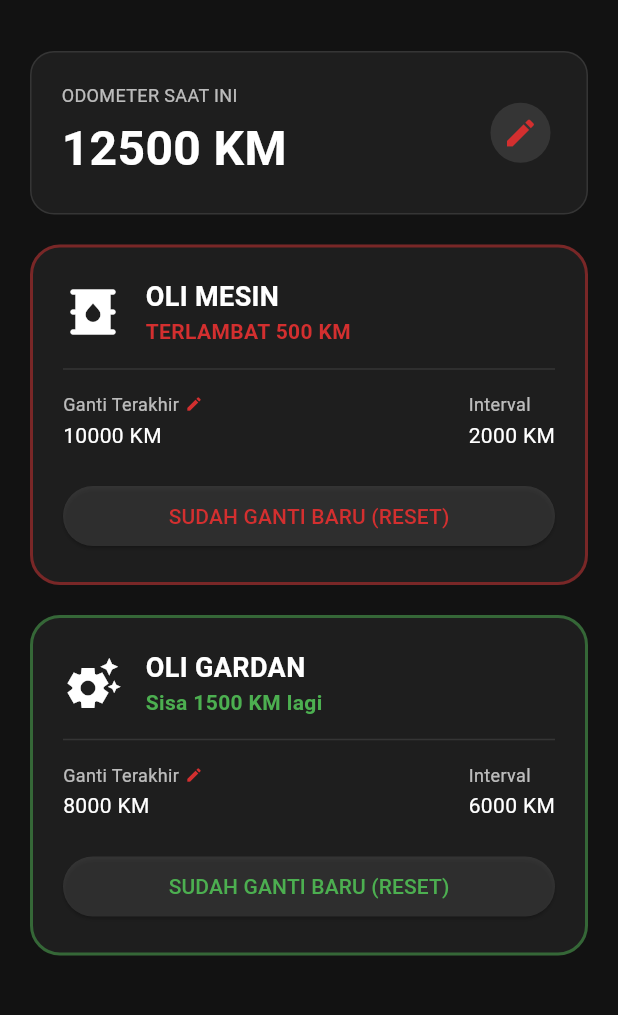
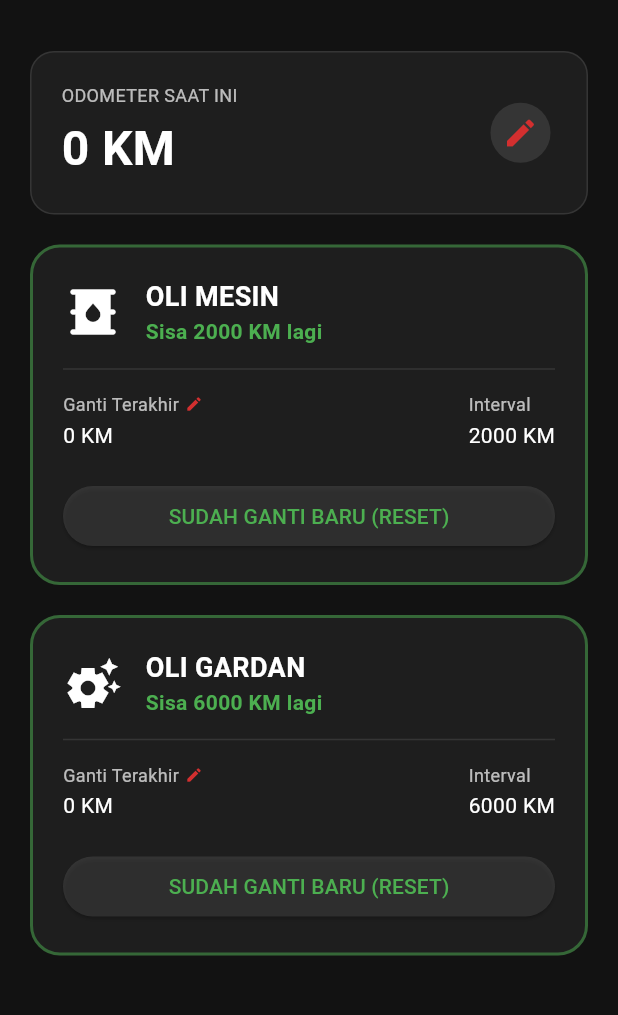
Before and after one commit to AndyAldy/oil_monitoring, a Flutter app: the screen it shows after launch, after a tap on "Cek Oli", on a phone screen of 412 x 824 dp, the part 63-1078 px from its top. Run offline on Flutter 3.47's test engine with Material 3 defaults, Android fonts, the phone set to English and light mode, and no system bars; our stand-ins replace cloud_firestore, firebase_core, shared_preferences; accounts and stored records are empty.

Commit message:
edited 90%

```diff
--- a/lib/main.dart
+++ b/lib/main.dart
@@ -1,14 +1,21 @@
 import 'package:flutter/material.dart';
-import 'package:shared_preferences/shared_preferences.dart'; // Tambahkan ini
+import 'package:firebase_core/firebase_core.dart'; // Wajib untuk Firebase
+import 'package:shared_preferences/shared_preferences.dart';
 import 'constants.dart';
 import 'screens/dashboard.dart';
 
-// 1. Buat Notifier Global (Bisa diakses dari mana saja)
+// Notifier Global untuk Tema
 final ValueNotifier<bool> isDarkModeNotifier = ValueNotifier(true);
 
 void main() async {
-  // 2. Cek settingan tersimpan SEBELUM aplikasi jalan
-  WidgetsFlutterBinding.ensureInitialized();
+  WidgetsFlutterBinding.ensureInitialized(); // Wajib ada sebelum akses native
+
+  try {
+    await Firebase.initializeApp(); // Inisialisasi koneksi ke Firebase
+  } catch (e) {
+    debugPrint("Gagal inisialisasi Firebase: $e");
+  }
+
   final prefs = await SharedPreferences.getInstance();
   isDarkModeNotifier.value = prefs.getBool('is_dark_mode') ?? true;
 
@@ -20,21 +27,15 @@ class OilMonitorApp extends StatelessWidget {
 
   @override
   Widget build(BuildContext context) {
-    // 3. Bungkus MaterialApp dengan ValueListenableBuilder
     return ValueListenableBuilder<bool>(
       valueListenable: isDarkModeNotifier,
       builder: (context, isDark, child) {
         return MaterialApp(
-          title: 'Aplikasi Monitor',
+          title: 'Monitoring Oli',
           debugShowCheckedModeBanner: false,
-
-          // Definisikan kedua tema
-          theme: roadSyncLightTheme, // Tema Terang
-          darkTheme: roadSyncTheme,  // Tema Gelap
-
-          // Tentukan tema berdasarkan nilai notifier
+          theme: roadSyncLightTheme,
+          darkTheme: roadSyncTheme,
           themeMode: isDark ? ThemeMode.dark : ThemeMode.light,
-
           home: const HomeScreen(),
         );
       },
--- a/lib/screens/oil_screen.dart
+++ b/lib/screens/oil_screen.dart
@@ -1,4 +1,5 @@
 import 'package:flutter/material.dart';
+import 'package:cloud_firestore/cloud_firestore.dart'; // Import Firestore
 import '../constants.dart';
 
 class OilScreen extends StatefulWidget {
@@ -11,35 +12,96 @@ class OilScreen extends StatefulWidget {
 class _OilScreenState extends State<OilScreen> {
   final TextEditingController _kmController = TextEditingController();
 
-  // --- DATA ODOMETER UTAMA ---
-  int _currentKm = 12500;
+  // Referensi Database
+  final CollectionReference _bikes = FirebaseFirestore.instance.collection('bikes');
+  final String _docId = 'my_motor'; // ID unik motor kamu
 
-  // --- DATA OLI MESIN ---
-  int _lastEngineOilChangeKm = 10000;
+  // Variable Lokal (Default Value)
+  int _currentKm = 0;
+  int _lastEngineOilChangeKm = 0;
   int _engineOilInterval = 2000;
-  bool _isEngineLocked = false; // Status kunci edit manual
+  bool _isEngineLocked = false;
 
-  // --- DATA OLI GARDAN ---
-  int _lastGearOilChangeKm = 8000;
+  int _lastGearOilChangeKm = 0;
   int _gearOilInterval = 6000;
-  bool _isGearLocked = false; // Status kunci edit manual
+  bool _isGearLocked = false;
+
+  bool _isLoading = true; // Indikator loading
+
+  @override
+  void initState() {
+    super.initState();
+    _loadDataFromFirebase();
+  }
+
+  // --- FUNGSI FIREBASE: LOAD DATA ---
+  Future<void> _loadDataFromFirebase() async {
+    try {
+      DocumentSnapshot doc = await _bikes.doc(_docId).get();
+
+      if (doc.exists) {
+        // Jika data ada di Firebase, ambil datanya
+        Map<String, dynamic> data = doc.data() as Map<String, dynamic>;
+        setState(() {
+          _currentKm = data['currentKm'] ?? 0;
+          _lastEngineOilChangeKm = data['lastEngineOilChangeKm'] ?? 0;
+          _lastGearOilChangeKm = data['lastGearOilChangeKm'] ?? 0;
+          _isEngineLocked = data['isEngineLocked'] ?? false;
+          _isGearLocked = data['isGearLocked'] ?? false;
+          _isLoading = false;
+        });
+      } else {
+        // Jika data belum ada (pengguna baru), buat data default
+        await _bikes.doc(_docId).set({
+          'currentKm': 0,
+          'lastEngineOilChangeKm': 0,
+          'lastGearOilChangeKm': 0,
+          'isEngineLocked': false,
+          'isGearLocked': false,
+        });
+        setState(() => _isLoading = false);
+      }
+    } catch (e) {
+      debugPrint("Error loading data: $e");
+      setState(() => _isLoading = false);
+    }
+  }
+
+  // --- FUNGSI FIREBASE: UPDATE DATA ---
+  Future<void> _updateFirebase(Map<String, dynamic> dataToUpdate) async {
+    try {
+      await _bikes.doc(_docId).update(dataToUpdate);
+    } catch (e) {
+      debugPrint("Gagal update ke Firebase: $e");
+      ScaffoldMessenger.of(context).showSnackBar(
+        const SnackBar(content: Text("Gagal menyimpan data ke internet")),
+      );
+    }
+  }
 
   // Getter Sisa Jarak
   int get _remainingEngineKm => (_lastEngineOilChangeKm + _engineOilInterval) - _currentKm;
   int get _remainingGearKm => (_lastGearOilChangeKm + _gearOilInterval) - _currentKm;
 
-  // 1. Fungsi Update Odometer (Harian)
-  void _updateOdometer() {
+  // Fungsi Update Odometer (Simpan ke Firebase)
+  void _updateOdometer() async {
     if (_kmController.text.isNotEmpty) {
+      int newKm = int.parse(_kmController.text);
+
+      // Update UI Lokal dulu biar cepat
       setState(() {
-        _currentKm = int.parse(_kmController.text);
+        _currentKm = newKm;
       });
+
+      // Simpan ke Firebase
+      await _updateFirebase({'currentKm': newKm});
+
       _kmController.clear();
-      Navigator.pop(context);
+      if (mounted) Navigator.pop(context);
     }
   }
 
-  // 2. Fungsi Reset Service (Dan Kunci Edit Manual)
+  // Fungsi Reset Service (Simpan ke Firebase)
   void _resetService(String type) {
     showDialog(
       context: context,
@@ -47,23 +109,37 @@ class _OilScreenState extends State<OilScreen> {
         backgroundColor: AppColors.surface,
         title: Text("Konfirmasi Ganti $type"),
         content: Text(
-          "Apakah Anda baru saja mengganti $type?\n\nData akan diupdate ke $_currentKm KM dan fitur edit manual akan dikunci untuk menjaga akurasi.",
+          "Apakah Anda baru saja mengganti $type?\n\nData akan diupdate ke $_currentKm KM.",
           style: const TextStyle(color: AppColors.textSecondary),
         ),
         actions: [
           TextButton(onPressed: () => Navigator.pop(context), child: const Text("Batal")),
           TextButton(
-            onPressed: () {
+            onPressed: () async {
+              Map<String, dynamic> updateData = {};
+
               setState(() {
                 if (type == "Oli Mesin") {
                   _lastEngineOilChangeKm = _currentKm;
-                  _isEngineLocked = true; // KUNCI FITUR MANUAL
+                  _isEngineLocked = true;
+                  updateData = {
+                    'lastEngineOilChangeKm': _currentKm,
+                    'isEngineLocked': true
+                  };
                 } else {
                   _lastGearOilChangeKm = _currentKm;
-                  _isGearLocked = true;   // KUNCI FITUR MANUAL
+                  _isGearLocked = true;
+                  updateData = {
+                    'lastGearOilChangeKm': _currentKm,
+                    'isGearLocked': true
+                  };
                 }
               });
-              Navigator.pop(context);
+
+              // Kirim Update ke Firebase
+              await _updateFirebase(updateData);
+
+              if (mounted) Navigator.pop(context);
             },
             child: const Text("Ya, Sudah Ganti", style: TextStyle(color: AppColors.primary))
           ),
@@ -72,8 +148,8 @@ class _OilScreenState extends State<OilScreen> {
     );
   }
 
-  // 3. Fungsi Edit Manual (Hanya muncul di awal)
-  void _showManualEditDialog(String title, int currentValue, Function(int) onSave) {
+  // Fungsi Edit Manual (Simpan ke Firebase)
+  void _showManualEditDialog(String title, int currentValue, Function(int) onSave, String fieldName) {
     _kmController.text = currentValue.toString();
     showDialog(
       context: context,
@@ -83,36 +159,28 @@ class _OilScreenState extends State<OilScreen> {
         content: Column(
           mainAxisSize: MainAxisSize.min,
           children: [
-            const Text(
-              "Masukkan KM servis terakhir Anda.",
-              style: TextStyle(color: AppColors.textSecondary, fontSize: 12),
-            ),
+            const Text("Masukkan KM servis terakhir.", style: TextStyle(color: AppColors.textSecondary, fontSize: 12)),
             const SizedBox(height: 10),
             TextField(
               controller: _kmController,
               keyboardType: TextInputType.number,
-              decoration: const InputDecoration(
-                filled: true,
-                fillColor: Colors.black12,
-                suffixText: "KM",
-              ),
+              decoration: const InputDecoration(filled: true, fillColor: Colors.black12, suffixText: "KM"),
             ),
           ],
         ),
         actions: [
+          TextButton(onPressed: () => Navigator.pop(context), child: const Text("Batal")),
           TextButton(
-            onPressed: () {
-              _kmController.clear();
-              Navigator.pop(context);
-            },
-            child: const Text("Batal")
-          ),
-          TextButton(
-            onPressed: () {
+            onPressed: () async {
               if (_kmController.text.isNotEmpty) {
-                onSave(int.parse(_kmController.text));
+                int val = int.parse(_kmController.text);
+                onSave(val); // Update State Lokal
+
+                // Update Firebase
+                await _updateFirebase({fieldName: val});
+
                 _kmController.clear();
-                Navigator.pop(context);
+                if (mounted) Navigator.pop(context);
               }
             },
             child: const Text("Simpan", style: TextStyle(color: AppColors.primary))
@@ -124,6 +192,10 @@ class _OilScreenState extends State<OilScreen> {
 
   @override
   Widget build(BuildContext context) {
+    if (_isLoading) {
+      return const Scaffold(body: Center(child: CircularProgressIndicator()));
+    }
+
     return Scaffold(
       appBar: AppBar(title: const Text("MONITORING OLI")),
       body: SingleChildScrollView(
@@ -131,8 +203,7 @@ class _OilScreenState extends State<OilScreen> {
         child: Column(
           crossAxisAlignment: CrossAxisAlignment.stretch,
           children: [
-
-            // ODOMETER UTAMA
+            // KARTU ODOMETER
             Container(
               padding: const EdgeInsets.all(20),
               margin: const EdgeInsets.only(bottom: 20),
@@ -171,12 +242,12 @@ class _OilScreenState extends State<OilScreen> {
               remainingKm: _remainingEngineKm,
               lastChange: _lastEngineOilChangeKm,
               interval: _engineOilInterval,
-              isLocked: _isEngineLocked, // Cek status kunci
+              isLocked: _isEngineLocked,
               onReset: () => _resetService("Oli Mesin"),
               onEditLastChange: () {
                 _showManualEditDialog("Ganti Terakhir (Mesin)", _lastEngineOilChangeKm, (val) {
                   setState(() => _lastEngineOilChangeKm = val);
-                });
+                }, 'lastEngineOilChangeKm');
               },
             ),
 
@@ -189,12 +260,12 @@ class _OilScreenState extends State<OilScreen> {
               remainingKm: _remainingGearKm,
               lastChange: _lastGearOilChangeKm,
               interval: _gearOilInterval,
-              isLocked: _isGearLocked, // Cek status kunci
+              isLocked: _isGearLocked,
               onReset: () => _resetService("Oli Gardan"),
               onEditLastChange: () {
                 _showManualEditDialog("Ganti Terakhir (Gardan)", _lastGearOilChangeKm, (val) {
                   setState(() => _lastGearOilChangeKm = val);
-                });
+                }, 'lastGearOilChangeKm');
               },
             ),
           ],
@@ -203,13 +274,17 @@ class _OilScreenState extends State<OilScreen> {
     );
   }
 
+  // ... (Widget _buildOilCard, _buildMiniInfo, dan _showUpdateDialog SAMA PERSIS dengan sebelumnya)
+  // Silakan copy widget UI tersebut dari jawaban sebelumnya agar kode tidak terlalu panjang di sini.
+  // Pastikan widget _buildOilCard menerima parameter isLocked.
+
   Widget _buildOilCard({
     required String title,
     required IconData icon,
     required int remainingKm,
     required int lastChange,
     required int interval,
-    required bool isLocked, // Parameter baru
+    required bool isLocked,
     required VoidCallback onReset,
     required VoidCallback onEditLastChange,
   }) {
@@ -246,7 +321,6 @@ class _OilScreenState extends State<OilScreen> {
           Row(
             mainAxisAlignment: MainAxisAlignment.spaceBetween,
             children: [
-              // Logika: Jika isLocked = true, maka isEditable = false
               _buildMiniInfo(
                 "Ganti Terakhir",
                 "$lastChange KM",
@@ -275,7 +349,6 @@ class _OilScreenState extends State<OilScreen> {
 
   Widget _buildMiniInfo(String label, String value, {bool isEditable = false, VoidCallback? onTap}) {
     return GestureDetector(
-      // Jika tidak editable, onTap jadi null (tidak bisa diklik)
       onTap: isEditable ? onTap : null,
       child: Container(
         color: Colors.transparent,
@@ -285,7 +358,6 @@ class _OilScreenState extends State<OilScreen> {
             Row(
               children: [
                 Text(label, style: const TextStyle(fontSize: 12, color: AppColors.textSecondary)),
-                // Ikon pensil hanya muncul jika isEditable = true
                 if (isEditable) ...[
                   const SizedBox(width: 4),
                   const Icon(Icons.edit, size: 12, color: AppColors.primary),
--- a/pubspec.yaml
+++ b/pubspec.yaml
@@ -11,6 +11,8 @@ dependencies:
   url_launcher: ^6.3.2
   shared_preferences: ^2.5.3
   cupertino_icons: ^1.0.8
+  firebase_core: ^4.2.1
+  cloud_firestore: ^6.1.0
 
 dev_dependencies:
   flutter_test:
```
Also changed, not shown: pubspec.lock, 7 other files.
